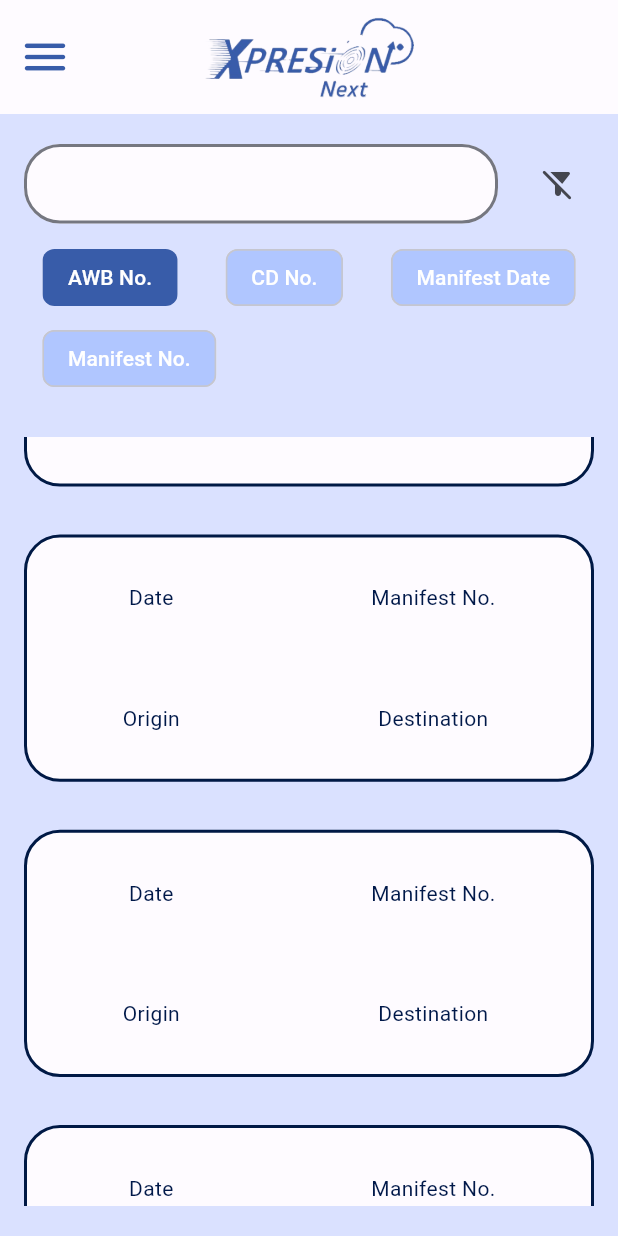
After one commit to khushgandhi24/XpresionMobileApp, a Flutter app: the ManifestInscan screen opened by its route, scrolled down 541 dp, after a tap on the "filter alt" icon, on a phone screen of 412 x 824 dp. The commit adds this screen. Run offline on Flutter 3.47's test engine with Material 3 defaults, Android fonts, the phone set to English and light mode, and no system bars; our stand-ins replace dio, firebase_core, firebase_crashlytics, flutter_map, flutter_native_splash, flutter_rating_bar and 13 more; missing offline and left inert: dart_casing, flutter_barcode_scanner, flutter_downloader, flutter_inappwebview, maps_launcher; accounts and stored records are empty.

Commit message:
Added Manifest InScan w/o manifest received functionality

```diff
--- a/lib/main.dart
+++ b/lib/main.dart
@@ -14,6 +14,8 @@ import 'package:xprapp/screens/details/delivery.dart';
 import 'package:xprapp/screens/details/pickup.dart';
 import 'package:xprapp/screens/drs/drs.dart';
 import 'package:xprapp/screens/home/a.dart';
+import 'package:xprapp/screens/manifest/manifest.dart';
+import 'package:xprapp/screens/manifest/manifest_inscan.dart';
 import 'package:xprapp/screens/pickup_in_scan/pickup_in_scan.dart';
 import 'package:xprapp/screens/pod_entry/pod_entry.dart';
 import 'package:xprapp/screens/report/report.dart';
@@ -119,6 +121,8 @@ Future main() async {
         '/enquiry': (context) => const EnquiryForm(),
         '/myorders': (context) => const MyOrders(),
         '/dashboard': (context) => const Dashboard(),
+        '/manifest': (context) => const Manifest(),
+        '/minscan': (context) => const ManifestInscan(),
       },
     ),
   ));
--- /dev/null
+++ b/lib/screens/manifest/filter.dart
@@ -0,0 +1,9 @@
+enum ManifestFilter {
+  awb("AWB No."),
+  cd("CD No."),
+  date("Manifest Date"),
+  mnum("Manifest No.");
+
+  final String name;
+  const ManifestFilter(this.name);
+}
--- /dev/null
+++ b/lib/screens/manifest/inscan_tile.dart
@@ -0,0 +1,32 @@
+import 'package:flutter/material.dart';
+
+class InscanTile extends StatelessWidget {
+  const InscanTile({super.key});
+
+  @override
+  Widget build(BuildContext context) {
+    return Container(
+      width: MediaQuery.sizeOf(context).width,
+      height: MediaQuery.sizeOf(context).height * 0.2,
+      decoration: BoxDecoration(
+          color: Theme.of(context).colorScheme.surface,
+          border: Border.all(
+              color: Theme.of(context).colorScheme.onPrimaryContainer,
+              width: 2),
+          borderRadius: BorderRadius.circular(24)),
+      child: Row(
+        mainAxisAlignment: MainAxisAlignment.spaceAround,
+        children: [
+          Column(
+            mainAxisAlignment: MainAxisAlignment.spaceAround,
+            children: [Text("Date"), Text("Origin")],
+          ),
+          Column(
+            mainAxisAlignment: MainAxisAlignment.spaceAround,
+            children: [Text("Manifest No."), Text("Destination")],
+          ),
+        ],
+      ),
+    );
+  }
+}
--- /dev/null
+++ b/lib/screens/manifest/manifest.dart
@@ -0,0 +1,15 @@
+import 'package:flutter/material.dart';
+
+class Manifest extends StatefulWidget {
+  const Manifest({super.key});
+
+  @override
+  State<Manifest> createState() => _ManifestState();
+}
+
+class _ManifestState extends State<Manifest> {
+  @override
+  Widget build(BuildContext context) {
+    return const Placeholder();
+  }
+}
--- /dev/null
+++ b/lib/screens/manifest/manifest_inscan.dart
@@ -0,0 +1,122 @@
+import 'package:flutter/material.dart';
+import 'package:xprapp/screens/manifest/filter.dart';
+import 'package:xprapp/screens/manifest/inscan_tile.dart';
+import 'package:xprapp/shared/xpr_drawer.dart';
+
+class ManifestInscan extends StatefulWidget {
+  const ManifestInscan({super.key});
+
+  @override
+  State<ManifestInscan> createState() => _ManifestInscanState();
+}
+
+class _ManifestInscanState extends State<ManifestInscan> {
+  final scaffoldKey = GlobalKey<ScaffoldState>();
+  bool showFilters = false;
+  int _selectedValue = 0;
+
+  void togglefilters() {
+    setState(() {
+      showFilters = !showFilters;
+    });
+  }
+
+  @override
+  Widget build(BuildContext context) {
+    return Scaffold(
+      key: scaffoldKey,
+      appBar: AppBar(
+        surfaceTintColor: Colors.transparent,
+        toolbarHeight: 76,
+        leading: IconButton(
+            onPressed: () {
+              scaffoldKey.currentState!.openDrawer();
+            },
+            icon: Padding(
+              padding: const EdgeInsets.only(left: 4.0),
+              child: Icon(
+                Icons.menu_rounded,
+                color: Theme.of(context).colorScheme.primary,
+                size: 36,
+              ),
+            )),
+        title: Image.asset(
+          'assets/images/logos/Xpr_Color.png',
+          width: 140,
+          height: 70,
+          fit: BoxFit.cover,
+        ),
+        centerTitle: true,
+      ),
+      drawer: const XprDrawer(),
+      body: SafeArea(
+          child: Padding(
+        padding: const EdgeInsets.symmetric(horizontal: 16, vertical: 20),
+        child: Column(
+          children: [
+            // Text("Manifest In Scan"),
+            // const SizedBox(
+            //   height: 12,
+            // ),
+            Row(
+              children: [
+                Expanded(child: TextField()),
+                const SizedBox(
+                  width: 16,
+                ),
+                IconButton(
+                    onPressed: togglefilters,
+                    icon: (!showFilters)
+                        ? Icon(Icons.filter_alt_rounded)
+                        : Icon(Icons.filter_alt_off_rounded)),
+              ],
+            ),
+            (showFilters)
+                ? Padding(
+                    padding: const EdgeInsets.symmetric(vertical: 12),
+                    child: Wrap(
+                      spacing: 32,
+                      runSpacing: 6,
+                      crossAxisAlignment: WrapCrossAlignment.center,
+                      children:
+                          ManifestFilter.values.map((ManifestFilter option) {
+                        return ChoiceChip(
+                          // checkmarkColor: Colors.white,
+                          showCheckmark: false,
+                          labelStyle: const TextStyle(color: Colors.white),
+                          surfaceTintColor: Colors.transparent,
+                          selectedColor: Theme.of(context).colorScheme.primary,
+                          backgroundColor:
+                              Theme.of(context).colorScheme.inversePrimary,
+                          label: Text(option.name),
+                          selected: _selectedValue == option.index,
+                          onSelected: (bool selected) {
+                            setState(() {
+                              _selectedValue = selected ? option.index : 0;
+                              debugPrint(_selectedValue.toString());
+                            });
+                          },
+                        );
+                      }).toList(),
+                    ),
+                  )
+                : const SizedBox.shrink(),
+            const SizedBox(
+              height: 16,
+            ),
+            Expanded(
+              child: ListView.builder(
+                  itemCount: 6,
+                  itemBuilder: (context, index) {
+                    return Padding(
+                      padding: const EdgeInsets.symmetric(vertical: 16),
+                      child: InscanTile(),
+                    );
+                  }),
+            )
+          ],
+        ),
+      )),
+    );
+  }
+}
--- a/lib/shared/xpr_drawer.dart
+++ b/lib/shared/xpr_drawer.dart
@@ -119,8 +119,9 @@ class XprDrawer extends StatelessWidget {
                           ],
                         ),
                       ),
-                      Padding(
-                        padding: const EdgeInsets.fromLTRB(16, 16, 16, 0),
+                      Expanded(
+                        child: Padding(
+                          padding: const EdgeInsets.fromLTRB(16, 16, 16, 12),
                           child: GridView(
                             padding: const EdgeInsets.symmetric(horizontal: 16),
                             gridDelegate:
@@ -214,14 +215,15 @@ class XprDrawer extends StatelessWidget {
                                         icon: Symbols.find_in_page_rounded,
                                         title: 'Reports'),
                                     MenuTile(
-                                      route: '/report',
-                                      icon: Symbols.find_in_page_rounded,
+                                        route: '/manifest',
+                                        icon: Symbols.lab_profile_rounded,
                                         title: 'Manifest'),
-                                  // MenuTile(
-                                  //     route: '/report',
-                                  //     icon: Symbols.find_in_page_rounded,
-                                  //     title: 'Manifest\nIn Scan'),
+                                    MenuTile(
+                                        route: '/minscan',
+                                        icon: Symbols.document_scanner_rounded,
+                                        title: 'Manifest\nIn Scan'),
                                   ],
+                          ),
                         ),
                       )
                     ],
```
Also changed, not shown: lib/screens/manifest/manifest_tile.dart (added), lib/screens/manifest/received_manifest.dart (added). Lines whose indentation alone changed are shown as unchanged.
